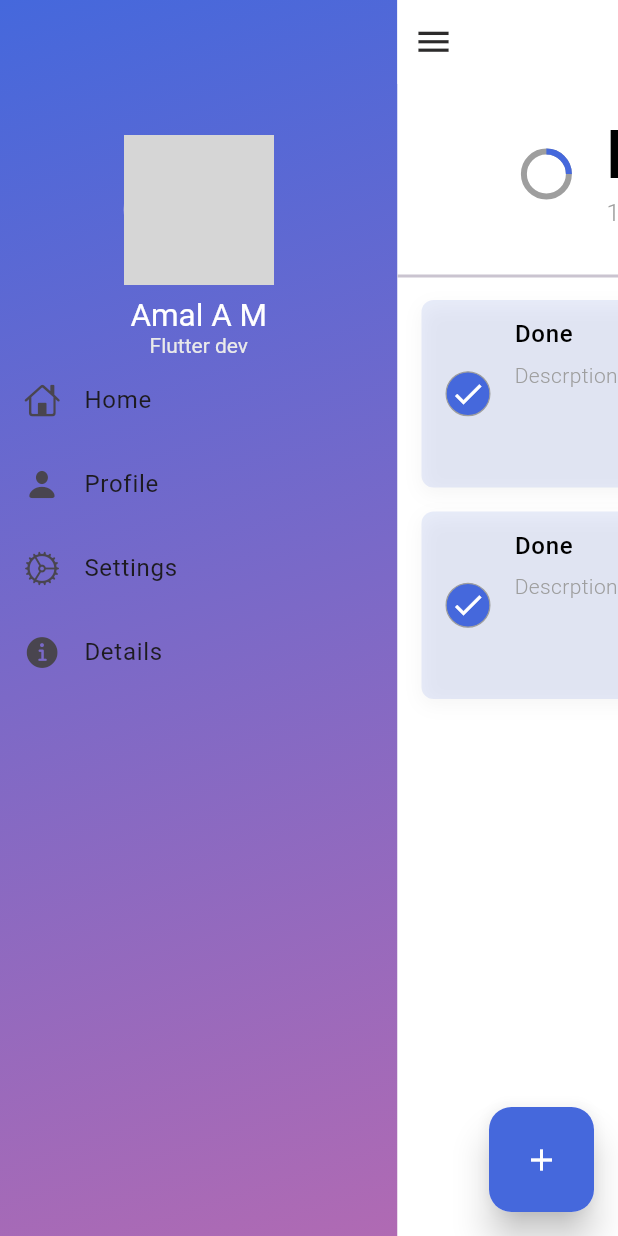
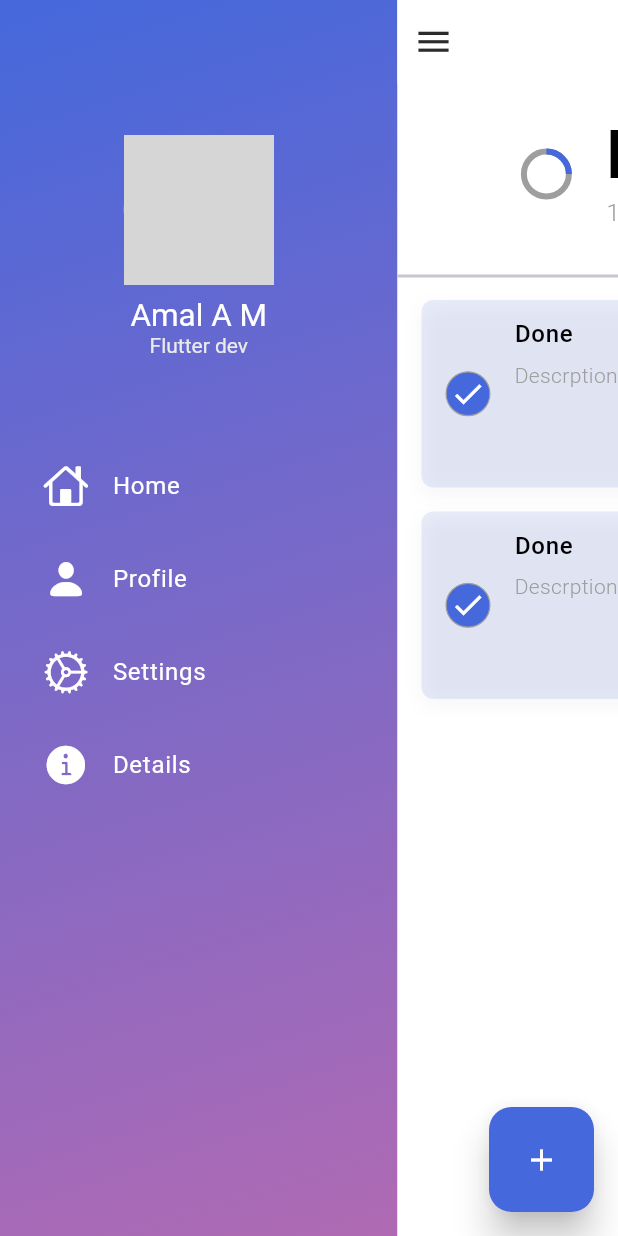
Before and after one commit to Amal-AM4/Todo-Hive, a Flutter app: the screen it shows after launch, after a tap on the "menu" icon, on a phone screen of 412 x 824 dp. Run offline on Flutter 3.47's test engine with Material 3 defaults, Android fonts, the phone set to English and light mode, and no system bars; drawn by our look-alikes of flutter_slider_drawer; our stand-ins replace animate_do, lottie; network calls fail; grey boxes are pictures that could not be loaded.

Commit message:
slider drawer profile completed ui

```diff
--- a/lib/views/home/components/slider_drawer.dart
+++ b/lib/views/home/components/slider_drawer.dart
@@ -1,3 +1,5 @@
+import 'dart:developer';
+
 import 'package:flutter/cupertino.dart';
 import 'package:flutter/material.dart';
 import 'package:todo/extensions/space_exs.dart';
@@ -23,7 +25,7 @@ class CustomerDrawer extends StatelessWidget {
 
     return Container(
       padding: EdgeInsets.symmetric(vertical: 90),
-      decoration: BoxDecoration(
+      decoration: const BoxDecoration(
         gradient: LinearGradient(
           colors: AppColors.primaryGradientColor,
           begin: Alignment.topLeft,
@@ -33,7 +35,7 @@ class CustomerDrawer extends StatelessWidget {
 
       child: Column(
         children: [
-          CircleAvatar(
+          const CircleAvatar(
             radius: 50,
             backgroundImage: NetworkImage(
               "https://avatars.githubusercontent.com/u/91388754?v=4",
@@ -42,17 +44,31 @@ class CustomerDrawer extends StatelessWidget {
           8.h,
           Text('Amal A M', style: textTheme.displayMedium),
           Text('Flutter dev', style: textTheme.displaySmall),
-
+          24.h,
           Container(
+            margin: EdgeInsets.symmetric(vertical: 30, horizontal: 10),
             width: double.infinity,
             height: 300,
             child: ListView.builder(
-              itemCount: 4,
+              itemCount: icons.length,
               itemBuilder: (BuildContext context, int index) {
-                return Container(
-                  child: ListTile(
-                    leading: Icon(icons[index]),
-                    title: Text(texts[index]),
+                return InkWell(
+                  onTap: () {
+                    log(texts[index] + ' Item Tapped');
+                  },
+                  child: Container(
+                    margin: EdgeInsets.all(3),
+                    child: ListTile(
+                      leading: Icon(
+                        icons[index],
+                        color: Colors.white,
+                        size: 30,
+                      ),
+                      title: Text(
+                        texts[index],
+                        style: TextStyle(color: Colors.white),
+                      ),
+                    ),
                   ),
                 );
               },
```
